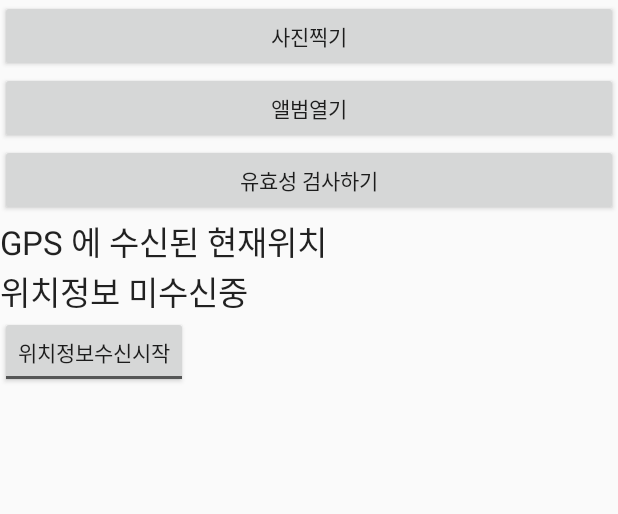
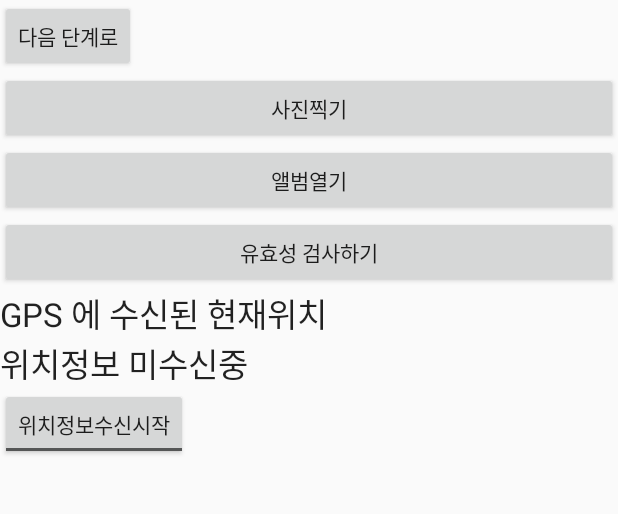
Before and after one commit to ngost/armymaker, an Android app: the screen it shows after launch (MarkerGenerationActivity), after a tap on "광고주", on a phone screen of 412 x 824 dp, the part 224-738 px from its top. Run offline under Robolectric (Android 15) with nearby library versions, the phone set to English and light mode, and no system bars; libraries missing offline, so code that uses them is left out: com.afollestad.materialdialogs, org.opencv.android, org.opencv.core, org.opencv.features2d, org.opencv.imgproc; 2 statements that could not run were skipped.

Commit message:
ratingbar add

```diff
--- a/app/src/main/res/layout/fragment_marker_generation1.xml
+++ b/app/src/main/res/layout/fragment_marker_generation1.xml
@@ -14,5 +14,14 @@
         android:layout_width="wrap_content"
         android:scaleType="fitCenter"
         android:layout_height="wrap_content" />
+    <RatingBar
+        android:id="@+id/ratingbar"
+        android:visibility="gone"
+        android:layout_width="wrap_content"
+        android:layout_height="wrap_content" />
+    <Button
+        android:text="다음 단계로"
+        android:layout_width="wrap_content"
+        android:layout_height="wrap_content" />
 
 </LinearLayout>
```
Also changed, not shown: app/src/main/java/com/curonsys/army/MarkerGenerationFragment1.java (+28 -7 lines).
